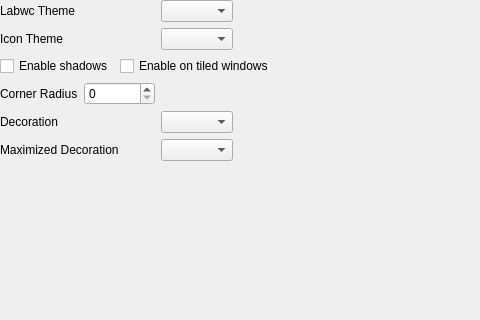
First picture: the form in src/appearance.ui, repository labwc/labwc-tweaks, before the edit; both pictures show x 0 to 480 and y 0 to 320 of the 581 by 596 pixel window.
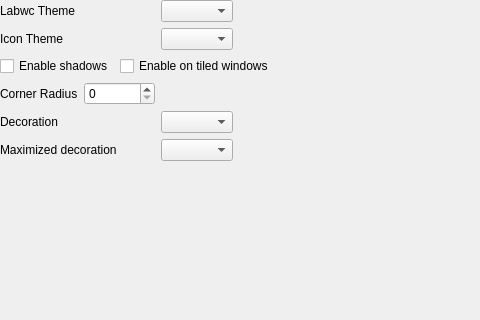
Second picture: the form after the edit.

The edit to the form file:
```diff
--- a/src/appearance.ui
+++ b/src/appearance.ui
@@ -157,7 +157,7 @@
     <item row="5" column="0" colspan="3">
      <widget class="QLabel" name="label_3">
       <property name="text">
-       <string>Maximized Decoration</string>
+       <string>Maximized decoration</string>
       </property>
      </widget>
     </item>
```
Left out of the diff: 12 changed lines with no effect on the pictures.
